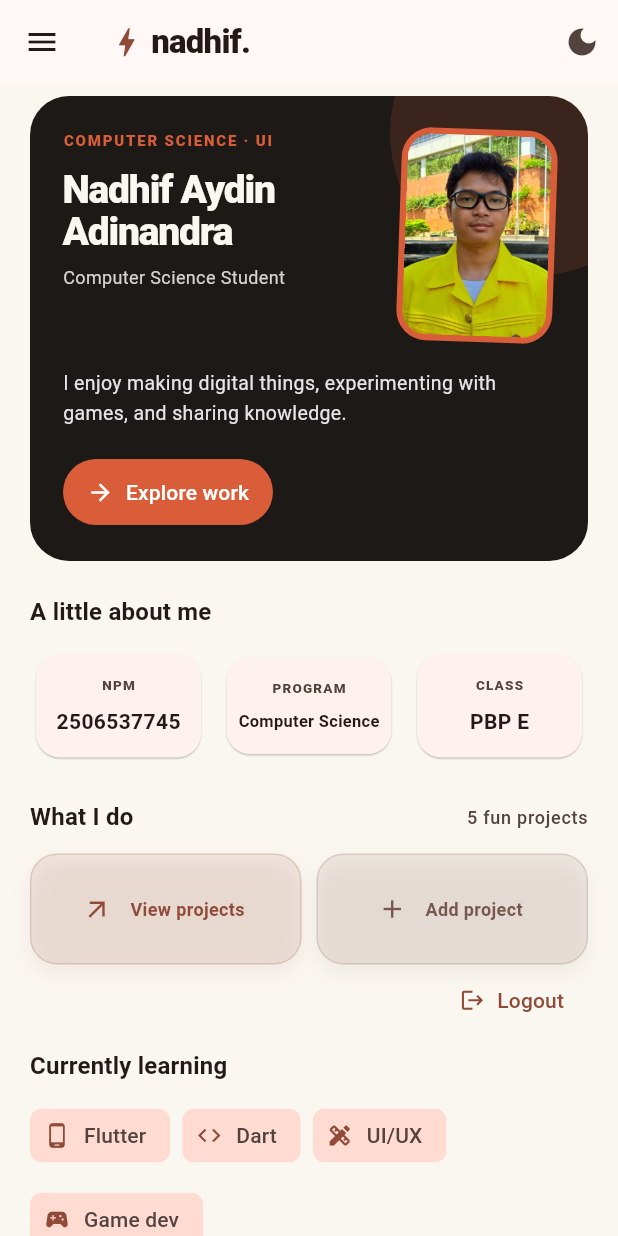
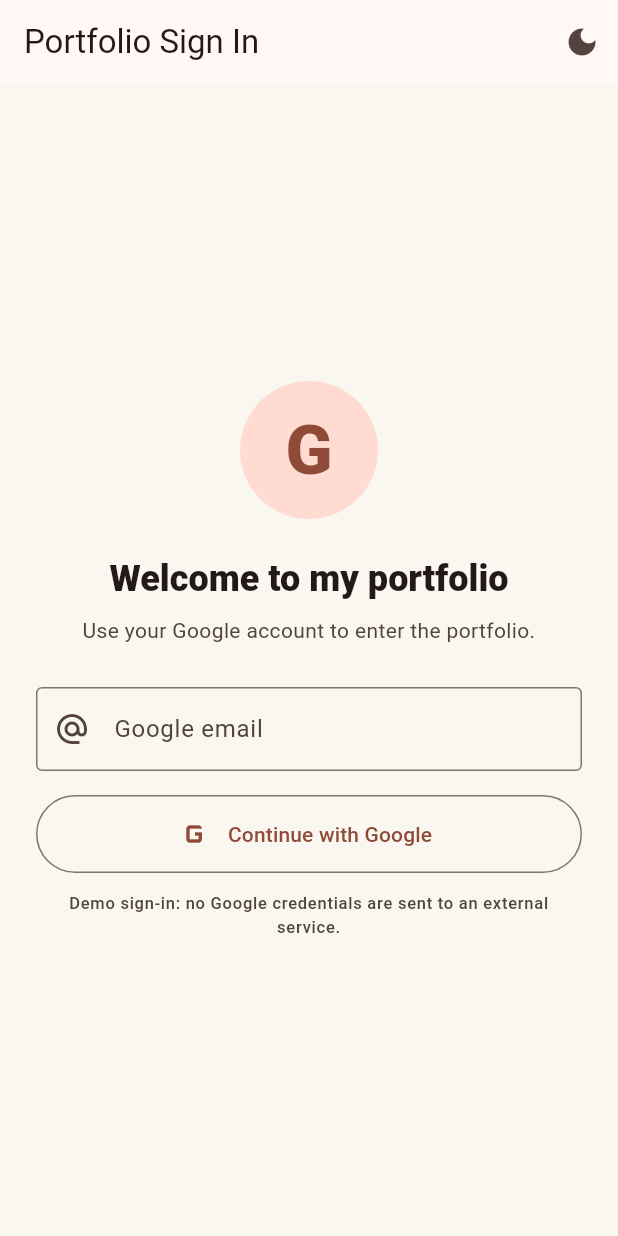
Before and after one commit to tayanadhif/myportofolio_mobile, a Flutter app: the screen it shows after launch, on a phone screen of 412 x 824 dp. Run offline on Flutter 3.47's test engine with Material 3 defaults, Android fonts, the phone set to English and light mode, and no system bars; our stand-ins replace shared_preferences.

Commit message:
Membuat halaman login melalui Google

```diff
--- /dev/null
+++ b/devtools_options.yaml
@@ -0,0 +1,3 @@
+description: This file stores settings for Dart & Flutter DevTools.
+documentation: https://docs.flutter.dev/tools/devtools/extensions#configure-extension-enablement-states
+extensions:
--- a/lib/main.dart
+++ b/lib/main.dart
@@ -1,5 +1,6 @@
 import 'package:flutter/material.dart';
 import 'package:myportofolio_mobile/menu.dart';
+import 'package:myportofolio_mobile/screens/google_login_page.dart';
 
 void main() {
   runApp(const MyApp());
@@ -14,9 +15,18 @@ class MyApp extends StatefulWidget {
 
 class _MyAppState extends State<MyApp> {
   bool _isDarkMode = false;
+  bool _isLoggedIn = false;
 
   void _toggleTheme() {
     setState(() => _isDarkMode = !_isDarkMode);
+  }
+
+  void _login() {
+    setState(() => _isLoggedIn = true);
+  }
+
+  void _logout() {
+    setState(() => _isLoggedIn = false);
   }
 
   @override
@@ -36,7 +46,17 @@ class _MyAppState extends State<MyApp> {
         useMaterial3: true,
       ),
       themeMode: _isDarkMode ? ThemeMode.dark : ThemeMode.light,
-      home: MyHomePage(isDarkMode: _isDarkMode, onThemeToggle: _toggleTheme),
+      home: _isLoggedIn
+          ? MyHomePage(
+              isDarkMode: _isDarkMode,
+              onThemeToggle: _toggleTheme,
+              onLogout: _logout,
+            )
+          : GoogleLoginPage(
+              isDarkMode: _isDarkMode,
+              onThemeToggle: _toggleTheme,
+              onLoginSuccess: _login,
+            ),
     );
   }
 }
--- a/lib/menu.dart
+++ b/lib/menu.dart
@@ -11,11 +11,13 @@ import 'screens/add_project_page.dart';
 class MyHomePage extends StatefulWidget {
   final bool isDarkMode;
   final VoidCallback onThemeToggle;
+  final VoidCallback onLogout;
 
   const MyHomePage({
     super.key,
     required this.isDarkMode,
     required this.onThemeToggle,
+    required this.onLogout,
   });
 
   static const String npm = '2506537745';
@@ -221,9 +223,7 @@ class _MyHomePageState extends State<MyHomePage> {
       ),
     );
     if (confirmed == true && mounted) {
-      ScaffoldMessenger.of(context).showSnackBar(
-        const SnackBar(content: Text('Portfolio session closed.')),
-      );
+      widget.onLogout();
     }
   }
 
--- /dev/null
+++ b/lib/screens/google_login_page.dart
@@ -0,0 +1,164 @@
+import 'package:flutter/material.dart';
+
+class GoogleLoginPage extends StatefulWidget {
+  final bool isDarkMode;
+  final VoidCallback onThemeToggle;
+  final VoidCallback onLoginSuccess;
+
+  const GoogleLoginPage({
+    super.key,
+    required this.isDarkMode,
+    required this.onThemeToggle,
+    required this.onLoginSuccess,
+  });
+
+  @override
+  State<GoogleLoginPage> createState() => _GoogleLoginPageState();
+}
+
+class _GoogleLoginPageState extends State<GoogleLoginPage> {
+  final _formKey = GlobalKey<FormState>();
+  final _emailController = TextEditingController();
+  bool _isLoading = false;
+
+  @override
+  void dispose() {
+    _emailController.dispose();
+    super.dispose();
+  }
+
+  Future<void> _continueWithGoogle() async {
+    if (!_formKey.currentState!.validate()) return;
+
+    setState(() => _isLoading = true);
+    await Future<void>.delayed(const Duration(milliseconds: 700));
+    if (!mounted) return;
+
+    setState(() => _isLoading = false);
+    widget.onLoginSuccess();
+  }
+
+  @override
+  Widget build(BuildContext context) {
+    final colorScheme = Theme.of(context).colorScheme;
+
+    return Scaffold(
+      appBar: AppBar(
+        title: const Text('Portfolio Sign In'),
+        backgroundColor: colorScheme.surface,
+        surfaceTintColor: Colors.transparent,
+        actions: [
+          IconButton(
+            tooltip: widget.isDarkMode
+                ? 'Enable light mode'
+                : 'Enable dark mode',
+            onPressed: widget.onThemeToggle,
+            icon: Icon(widget.isDarkMode ? Icons.light_mode : Icons.dark_mode),
+          ),
+        ],
+      ),
+      body: SafeArea(
+        child: Center(
+          child: SingleChildScrollView(
+            padding: const EdgeInsets.all(24),
+            child: ConstrainedBox(
+              constraints: const BoxConstraints(maxWidth: 420),
+              child: Form(
+                key: _formKey,
+                child: Column(
+                  crossAxisAlignment: CrossAxisAlignment.stretch,
+                  children: [
+                    Container(
+                      width: 92,
+                      height: 92,
+                      alignment: Alignment.center,
+                      decoration: BoxDecoration(
+                        color: colorScheme.primaryContainer,
+                        shape: BoxShape.circle,
+                      ),
+                      child: Text(
+                        'G',
+                        style: TextStyle(
+                          color: colorScheme.primary,
+                          fontSize: 46,
+                          fontWeight: FontWeight.w800,
+                        ),
+                      ),
+                    ),
+                    const SizedBox(height: 24),
+                    Text(
+                      'Welcome to my portfolio',
+                      textAlign: TextAlign.center,
+                      style: Theme.of(context).textTheme.headlineSmall
+                          ?.copyWith(fontWeight: FontWeight.w800),
+                    ),
+                    const SizedBox(height: 8),
+                    Text(
+                      'Use your Google account to enter the portfolio.',
+                      textAlign: TextAlign.center,
+                      style: Theme.of(context).textTheme.bodyMedium
+                          ?.copyWith(color: colorScheme.onSurfaceVariant),
+                    ),
+                    const SizedBox(height: 28),
+                    TextFormField(
+                      key: const Key('google_email_field'),
+                      controller: _emailController,
+                      decoration: const InputDecoration(
+                        labelText: 'Google email',
+                        hintText: 'name@gmail.com',
+                        prefixIcon: Icon(Icons.alternate_email),
+                        border: OutlineInputBorder(),
+                      ),
+                      keyboardType: TextInputType.emailAddress,
+                      textInputAction: TextInputAction.done,
+                      autofillHints: const [AutofillHints.email],
+                      validator: (value) {
+                        final email = value?.trim() ?? '';
+                        if (email.isEmpty) {
+                          return 'Google email is required.';
+                        }
+                        if (!email.endsWith('@gmail.com')) {
+                          return 'Use a valid Gmail address.';
+                        }
+                        return null;
+                      },
+                      onFieldSubmitted: (_) => _continueWithGoogle(),
+                    ),
+                    const SizedBox(height: 16),
+                    OutlinedButton.icon(
+                      key: const Key('continue_with_google_button'),
+                      onPressed: _isLoading ? null : _continueWithGoogle,
+                      style: OutlinedButton.styleFrom(
+                        minimumSize: const Size.fromHeight(52),
+                        side: BorderSide(color: colorScheme.outline),
+                      ),
+                      icon: _isLoading
+                          ? const SizedBox(
+                              width: 20,
+                              height: 20,
+                              child: CircularProgressIndicator(strokeWidth: 2),
+                            )
+                          : const Icon(Icons.g_mobiledata, size: 28),
+                      label: Text(
+                        _isLoading
+                            ? 'Connecting to Google...'
+                            : 'Continue with Google',
+                      ),
+                    ),
+                    const SizedBox(height: 12),
+                    Text(
+                      'Demo sign-in: no Google credentials are sent to an external service.',
+                      textAlign: TextAlign.center,
+                      style: Theme.of(context).textTheme.labelSmall
+                          ?.copyWith(color: colorScheme.onSurfaceVariant),
+                    ),
+                  ],
+                ),
+              ),
+            ),
+          ),
+        ),
+      ),
+    );
+  }
+}
```
Also changed, not shown: 1 other file.
